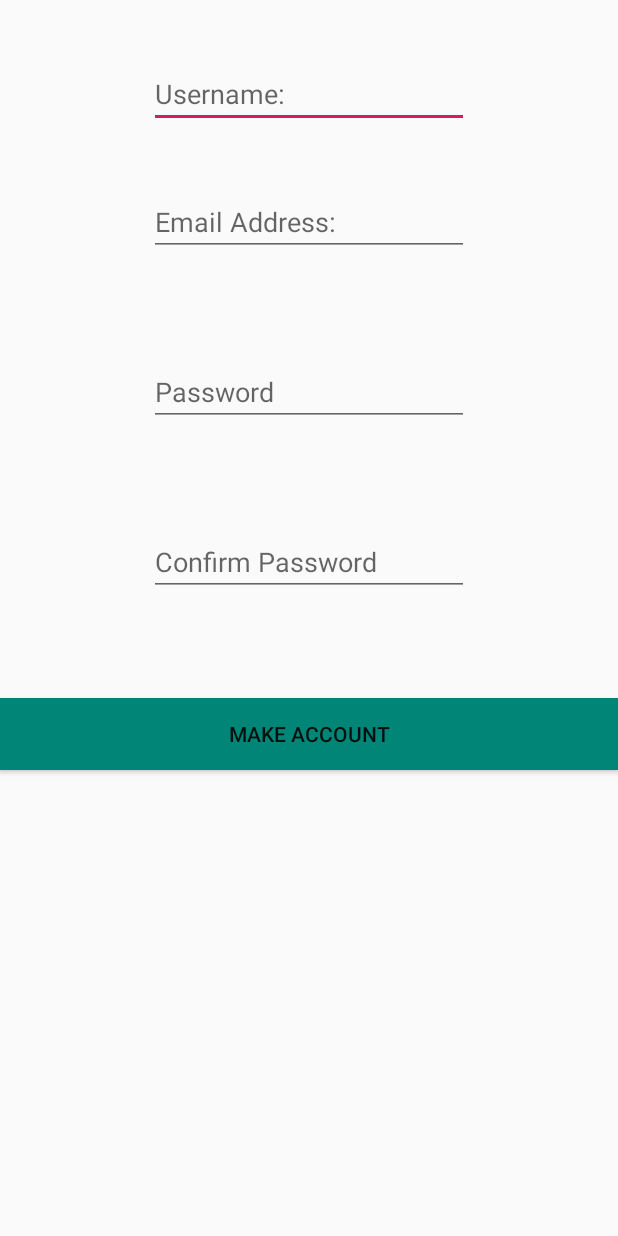
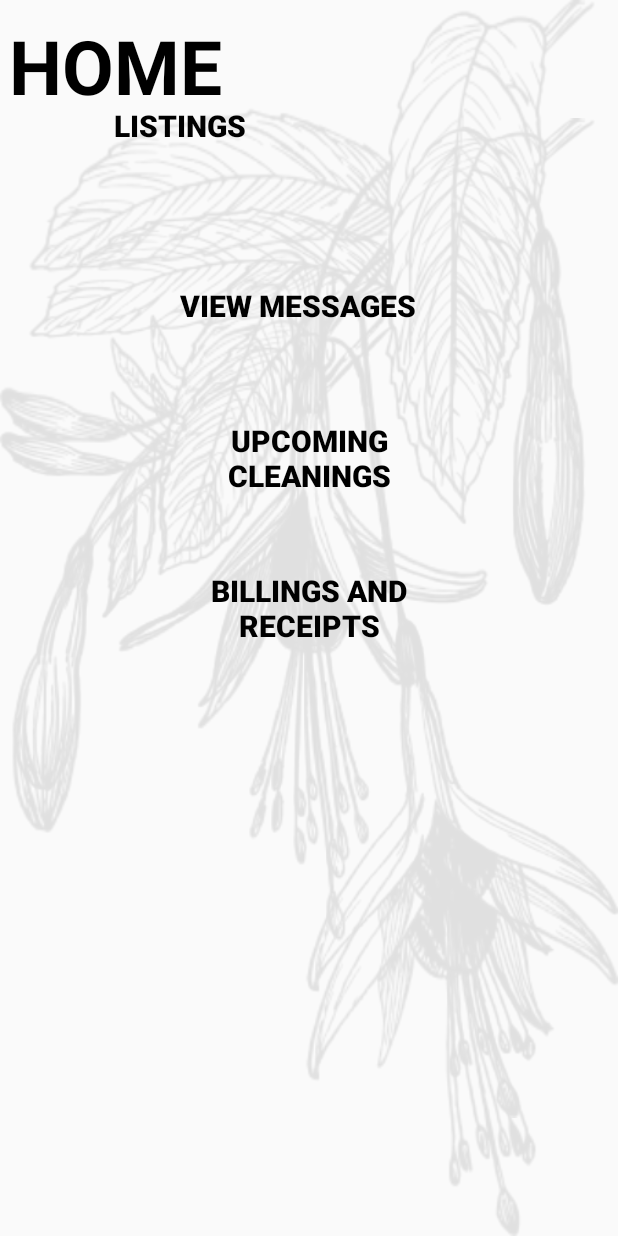
Before and after one commit to blakerd/CleaningHouse, an Android app: the SignUpCleanersScreen screen opened directly, with no data from a screen before it, after a tap on "MAKE ACCOUNT", on a phone screen of 412 x 824 dp. Run offline under Robolectric (Android 15) with nearby library versions, the phone set to English and light mode, and no system bars; our stand-ins replace Firebase (no records; nobody signed in at launch, a user with empty details on screens opened directly).

Commit message:
more junk

```diff
--- a/CleaningHouse-master/app/src/main/AndroidManifest.xml
+++ b/CleaningHouse-master/app/src/main/AndroidManifest.xml
@@ -15,7 +15,9 @@
         android:roundIcon="@mipmap/ic_launcher_round"
         android:supportsRtl="true"
         android:theme="@style/AppTheme">
-        <activity android:name=".SignUpCleanersScreen"></activity>
+        <activity android:name=".PropertyListAdapter"></activity>
+        <activity android:name=".CleanersHomeScreen" />
+        <activity android:name=".SignUpCleanersScreen" />
         <activity android:name=".SignUpScreen" />
         <activity
             android:name=".MessageScreen"
--- /dev/null
+++ b/CleaningHouse-master/app/src/main/java/com/example/researchapp/CleanersHomeScreen.java
@@ -0,0 +1,69 @@
+package com.example.researchapp;
+
+import android.content.Intent;
+import android.os.Bundle;
+import android.view.View;
+import android.widget.Button;
+import android.widget.ImageView;
+
+import androidx.appcompat.app.AppCompatActivity;
+
+public class CleanersHomeScreen extends AppCompatActivity implements View.OnClickListener {
+    Button currentProperties;
+    Button viewMessages;
+    Button upcomingCleanings;
+    Button billsReceipts;
+
+    @Override
+    protected void onCreate(Bundle savedInstanceState) {
+        super.onCreate(savedInstanceState);
+        setContentView(R.layout.activity_cleaners_home_screen);
+        currentProperties = (Button) findViewById(R.id.currentListings);
+        viewMessages = (Button) findViewById(R.id.viewMessages);
+        upcomingCleanings = (Button) findViewById(R.id.upcomingCleanings);
+        billsReceipts = (Button) findViewById(R.id.billsReceipts);
+        currentProperties.setOnClickListener(this);
+        viewMessages.setOnClickListener(this);
+        upcomingCleanings.setOnClickListener(this);
+        billsReceipts.setOnClickListener(this);
+    }
+    public void onClick(View v) {
+        switch(v.getId()){
+            case R.id.currentListings:
+                propertiesPage();
+                break;
+            case R.id.viewMessages:
+                messagePage();
+                break;
+            case R.id.upcomingCleanings:
+                schedulePage();
+                break;
+            case R.id.billsReceipts:
+                billingPage();
+                break;
+        }
+    }
+    public void propertiesPage(){
+        Intent i = new Intent(this, PropertiesScreen.class);
+        startActivity(i);
+    }
+    public void schedulePage() {
+        Intent i = new Intent(this, ScheduleScreen.class);
+        startActivity(i);
+    }
+    public void billingPage(){
+        Intent i = new Intent(this, BillingScreen.class);
+        startActivity(i);
+
+    }
+    public void messagePage(){
+        Intent i = new Intent(this, MessageScreen.class);
+        startActivity(i);
+
+    }
+
+    @Override
+    public void onPointerCaptureChanged(boolean hasCapture) {
+
+    }
+}
--- a/CleaningHouse-master/app/src/main/java/com/example/researchapp/SignUpCleanersScreen.java
+++ b/CleaningHouse-master/app/src/main/java/com/example/researchapp/SignUpCleanersScreen.java
@@ -64,15 +64,21 @@ public class SignUpCleanersScreen extends AppCompatActivity {
                                         Log.d("SignUpFail", "createUserWithEmail:failure", task.getException());
                                         Toast.makeText(SignUpCleanersScreen.this, "Account Creation Failed",
                                                 Toast.LENGTH_SHORT).show();
+                                        nextScreen();
                                         //updateUI(null);
-                                        nextScreen();
+
                                     }
                                 }
                             });
                 }
-                else {
-                    Toast.makeText(SignUpCleanersScreen.this, "Usernames or passwords do not match",
+                /*else {
+                    Toast.makeText(SignUpScreen.this, "Usernames or passwords do not match",
                             Toast.LENGTH_SHORT).show();
+                }*/
+                switch (v.getId()) {
+                    case R.id.button:
+                        nextScreen();
+                        break;
                 }
 
             }
@@ -83,8 +89,8 @@ public class SignUpCleanersScreen extends AppCompatActivity {
 
     private void nextScreen() {
 
-        //Intent i = new Intent(this, CleanersHomeScreen.class);
-        //startActivity(i);
+        Intent i = new Intent(this, CleanersHomeScreen.class);
+        startActivity(i);
 
     }
 
--- a/CleaningHouse-master/app/src/main/java/com/example/researchapp/SignUpScreen.java
+++ b/CleaningHouse-master/app/src/main/java/com/example/researchapp/SignUpScreen.java
@@ -48,7 +48,7 @@ public class SignUpScreen extends AppCompatActivity {
                 email = emailInput.getText().toString();
                 passWord = passWordInput.getText().toString();
                 confirm = confirmInput.getText().toString();
-                if (userName.equals(email) && passWord.equals(confirm)) {
+                if (!userName.equals(null) && passWord.equals(confirm)) {
                     mAuth.createUserWithEmailAndPassword(userName, passWord)
                             .addOnCompleteListener(SignUpScreen.this, new OnCompleteListener<AuthResult>() {
                                 @Override
--- /dev/null
+++ b/CleaningHouse-master/app/src/main/res/layout/activity_cleaners_home_screen.xml
@@ -0,0 +1,93 @@
+<?xml version="1.0" encoding="utf-8"?>
+<RelativeLayout
+    xmlns:android="http://schemas.android.com/apk/res/android"
+    android:id="@+id/relativelayout"
+    android:layout_width="fill_parent"
+    android:layout_height="fill_parent" >
+
+
+    <ImageView
+        android:layout_width="match_parent"
+        android:layout_height="match_parent"
+        android:alpha="0.1"
+        android:background="@drawable/flower"
+        android:src="@drawable/flower" />
+
+    <TextView
+        android:layout_width="wrap_content"
+        android:layout_height="85dp"
+        android:layout_gravity="center"
+        android:layout_marginHorizontal="6dp"
+        android:layout_marginVertical="10dp"
+        android:text="HOME"
+        android:textAllCaps="true"
+        android:textColor="#000000"
+        android:textSize="50sp"
+        android:textStyle="bold" />
+
+    <Button
+        android:id="@+id/currentListings"
+        android:layout_width="236dp"
+        android:layout_height="wrap_content"
+        android:layout_gravity="left"
+        android:layout_marginHorizontal="2dp"
+        android:layout_marginVertical="60dp"
+        android:background="@android:color/transparent"
+        android:text="Listings"
+        android:textColor="#000000"
+        android:textSize="20sp"
+        android:textStyle="bold"
+
+
+        />
+
+    <Button
+        android:id="@+id/viewMessages"
+        android:layout_width="236dp"
+        android:layout_height="wrap_content"
+        android:layout_gravity="center"
+        android:layout_marginHorizontal="80dp"
+        android:layout_marginVertical="180dp"
+        android:background="@android:color/transparent"
+        android:text="View Messages"
+        android:textColor="#000000"
+        android:textSize="20sp"
+        android:textStyle="bold"
+
+
+        />
+
+    <Button
+        android:id="@+id/upcomingCleanings"
+        android:layout_width="236dp"
+        android:layout_height="wrap_content"
+        android:layout_gravity="center"
+        android:layout_marginHorizontal="100dp"
+        android:layout_marginVertical="280dp"
+        android:background="@android:color/transparent"
+        android:text="Upcoming Cleanings"
+        android:textColor="#000000"
+        android:textSize="20sp"
+        android:textStyle="bold"
+
+
+        />
+
+    <Button
+        android:id="@+id/billsReceipts"
+        android:layout_width="234dp"
+        android:layout_height="wrap_content"
+        android:layout_gravity="center"
+        android:layout_marginHorizontal="120dp"
+        android:layout_marginVertical="380dp"
+        android:background="@android:color/transparent"
+        android:text="Billings and Receipts"
+        android:textColor="#000000"
+        android:textSize="20sp"
+        android:textStyle="bold"
+
+
+        />
+
+    ]>
+</RelativeLayout>
--- a/CleaningHouse-master/app/src/main/res/layout/activity_home_screen_host.xml
+++ b/CleaningHouse-master/app/src/main/res/layout/activity_home_screen_host.xml
@@ -47,7 +47,7 @@
         android:layout_height="wrap_content"
         android:layout_gravity="center"
         android:layout_marginHorizontal="80dp"
-        android:layout_marginVertical="180dp"
+        android:layout_marginVertical="100dp"
         android:background="@android:color/transparent"
         android:text="View Messages"
         android:textColor="#000000"
@@ -63,7 +63,7 @@
         android:layout_height="wrap_content"
         android:layout_gravity="center"
         android:layout_marginHorizontal="100dp"
-        android:layout_marginVertical="280dp"
+        android:layout_marginVertical="180sp"
         android:background="@android:color/transparent"
         android:text="Upcoming Cleanings"
         android:textColor="#000000"
@@ -79,7 +79,7 @@
         android:layout_height="wrap_content"
         android:layout_gravity="center"
         android:layout_marginHorizontal="120dp"
-        android:layout_marginVertical="380dp"
+        android:layout_marginVertical="280dp"
         android:background="@android:color/transparent"
         android:text="Billings and Receipts"
         android:textColor="#000000"
```
Also changed, not shown: CleaningHouse-master/app/src/main/res/layout/activity_choose_role.xml (+23 -16 lines), CleaningHouse-master/app/src/main/res/drawable/tiles.png (added), 179 other files.
